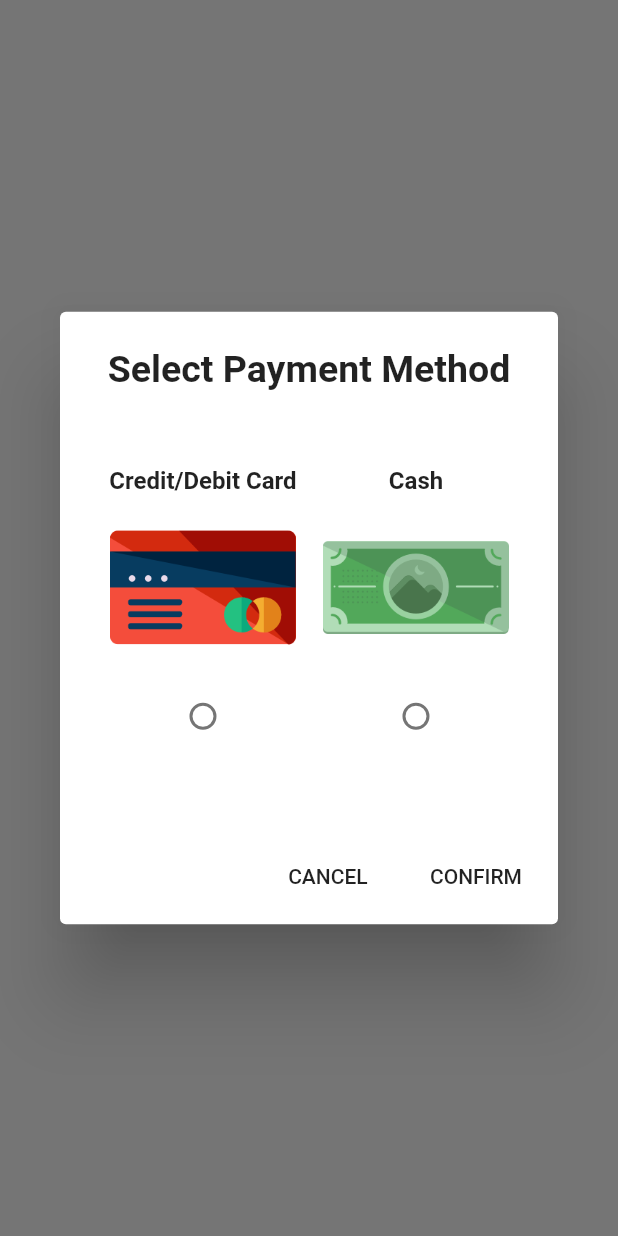
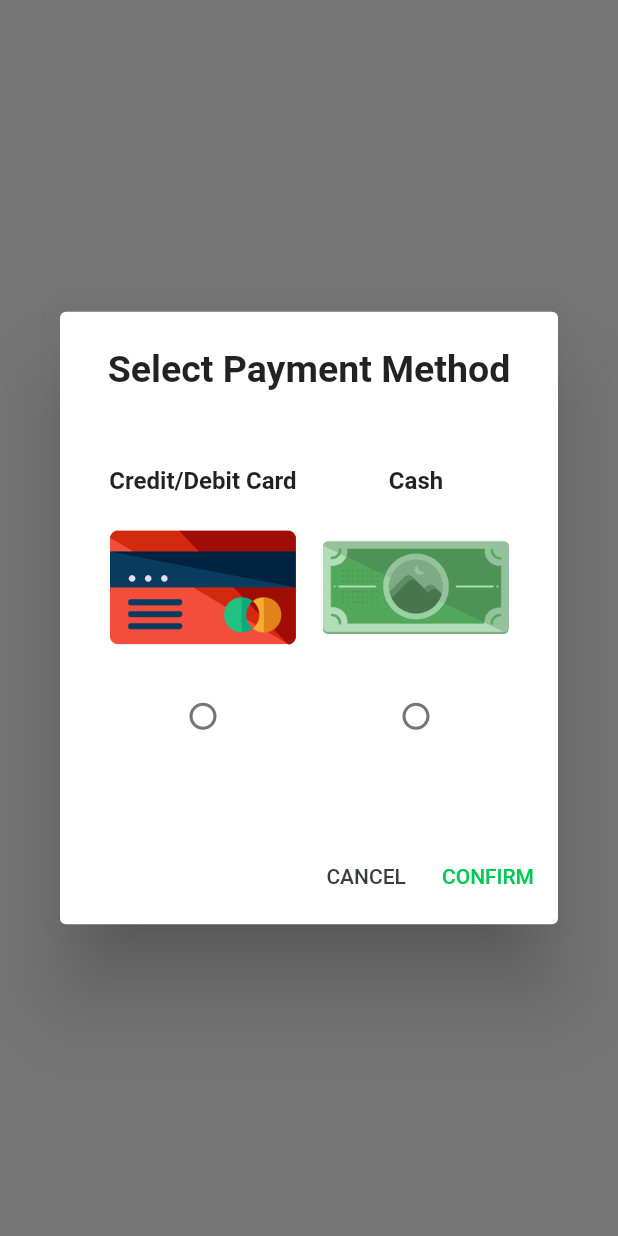
Before and after one commit to marcustut/Food-On-Time, a Flutter app: what showAlertDialog() shows on an empty page, opened directly, on a phone screen of 412 x 824 dp. Run offline on Flutter 3.47's test engine with Material 2 defaults, Android fonts, the phone set to English and light mode, and no system bars; our stand-ins replace chips_choice, firebase_auth, flutter_rating_bar, flutter_svg, flutter_swiper, google_maps_flutter and 4 more; missing offline and left inert: flappy_search_bar, flutter_facebook_login, flutter_multiselect, flutter_polyline_points; accounts and stored records are empty.

```diff
--- a/lib/constant.dart
+++ b/lib/constant.dart
@@ -6,3 +6,4 @@ const kTextColor = Color(0xFF010103);
 const kTextLightColor = Color(0xFFEEEEF6);
 const kText2Color = Color(0xFF010103);
 const kTextLight2Color = Color(0xFFEEEEF6);
+const kButtonColor = Color(0xFF00C853);
--- a/lib/screens/detail/components/alert_dialog.dart
+++ b/lib/screens/detail/components/alert_dialog.dart
@@ -1,4 +1,5 @@
 import 'package:flutter/material.dart';
+import 'package:food_on_time/constant.dart';
 import 'package:food_on_time/screens/trackOrder/trackOrder.dart';
 import 'package:food_on_time/screens/receipt/receipt.dart';
 import 'package:progress_dialog/progress_dialog.dart';
@@ -83,13 +84,19 @@ void showAlertDialog(BuildContext context) {
             },
           ),
           actions: <Widget>[
-            new FlatButton(
+            new TextButton(
+              style: TextButton.styleFrom(
+                primary: kPrimaryColor,
+              ),
               child: new Text('CANCEL'),
               onPressed: () {
                 Navigator.of(context).pop();
               },
             ),
-            new FlatButton(
+            new TextButton(
+              style: TextButton.styleFrom(
+                primary: kButtonColor,
+              ),
               child: new Text('CONFIRM'),
               onPressed: () {
                 pr.show();
```
Also changed, not shown: lib/screens/receipt/components/app_bar.dart (added, +24 -0 lines), lib/screens/receipt/receipt.dart (+32 -2 lines).
